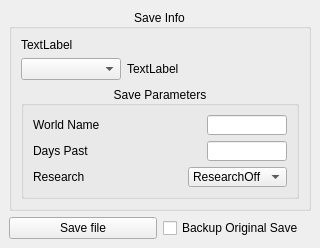
Before: the Qt Designer form UI/main.ui in intervisionlord/stationeers_save_editor, drawn with Qt 5.
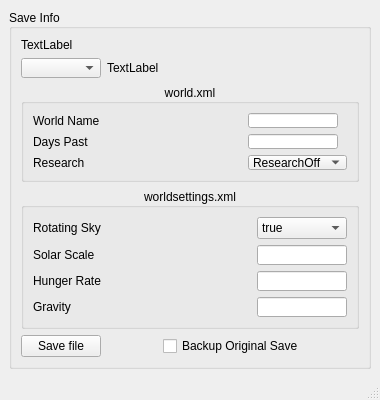
After: the same form once the commit is applied. Icons and pictures are not drawn.

```diff
--- a/UI/main.ui
+++ b/UI/main.ui
@@ -6,30 +6,28 @@
    <rect>
     <x>0</x>
     <y>0</y>
-    <width>320</width>
-    <height>248</height>
+    <width>380</width>
+    <height>400</height>
    </rect>
   </property>
   <property name="minimumSize">
    <size>
-    <width>320</width>
-    <height>248</height>
+    <width>380</width>
+    <height>400</height>
    </size>
   </property>
   <property name="maximumSize">
    <size>
-    <width>600</width>
-    <height>248</height>
+    <width>500</width>
+    <height>400</height>
    </size>
   </property>
   <property name="windowTitle">
    <string>Stationeers Save Editor</string>
   </property>
   <widget class="QWidget" name="centralwidget">
-   <layout class="QHBoxLayout" name="horizontalLayout_5">
-    <item>
-     <layout class="QVBoxLayout" name="verticalLayout_MAIN">
-      <item>
+   <layout class="QGridLayout" name="gridLayout_4">
+    <item row="0" column="0">
        <widget class="QGroupBox" name="saveInfoGroup">
         <property name="font">
          <font>
@@ -45,7 +43,7 @@
          <string>Save Info</string>
         </property>
         <property name="alignment">
-         <set>Qt::AlignCenter</set>
+       <set>Qt::AlignLeading|Qt::AlignLeft|Qt::AlignVCenter</set>
         </property>
         <property name="flat">
          <bool>false</bool>
@@ -54,14 +52,36 @@
          <bool>false</bool>
         </property>
         <layout class="QGridLayout" name="gridLayout">
-         <item row="1" column="1">
-          <widget class="QLabel" name="dateModifLabel">
+       <item row="7" column="0">
+        <widget class="QPushButton" name="saveButton">
+         <property name="text">
+          <string>Save file</string>
+         </property>
+         <property name="icon">
+          <iconset>
+           <normaloff>../imgs/save_icon_48.png</normaloff>../imgs/save_icon_48.png</iconset>
+         </property>
+        </widget>
+       </item>
+       <item row="0" column="0" colspan="4">
+        <widget class="QLabel" name="savesLabel">
            <property name="sizePolicy">
-            <sizepolicy hsizetype="Preferred" vsizetype="Preferred">
+          <sizepolicy hsizetype="Expanding" vsizetype="Preferred">
              <horstretch>0</horstretch>
              <verstretch>0</verstretch>
             </sizepolicy>
            </property>
+         <property name="maximumSize">
+          <size>
+           <width>16777215</width>
+           <height>20</height>
+          </size>
+         </property>
+         <property name="font">
+          <font>
+           <family>MS Shell Dlg 2</family>
+          </font>
+         </property>
            <property name="text">
             <string>TextLabel</string>
            </property>
@@ -78,13 +98,13 @@
            <property name="maximumSize">
             <size>
              <width>100</width>
-             <height>16777215</height>
+           <height>20</height>
             </size>
            </property>
           </widget>
          </item>
-         <item row="3" column="0" colspan="2">
-          <widget class="QGroupBox" name="saveParamsGroup">
+       <item row="3" column="0" colspan="4">
+        <widget class="QGroupBox" name="worldGroup">
            <property name="font">
             <font>
              <weight>50</weight>
@@ -100,7 +120,7 @@
             <bool>false</bool>
            </property>
            <property name="title">
-            <string>Save Parameters</string>
+          <string>world.xml</string>
            </property>
            <property name="alignment">
             <set>Qt::AlignCenter</set>
@@ -109,115 +129,73 @@
             <bool>false</bool>
            </property>
            <layout class="QGridLayout" name="gridLayout_2">
-            <property name="sizeConstraint">
-             <enum>QLayout::SetDefaultConstraint</enum>
-            </property>
-            <item row="0" column="0">
-             <layout class="QVBoxLayout" name="verticalLayout">
-              <item>
-               <layout class="QHBoxLayout" name="horizontalLayout_3">
-                <item>
+          <item row="0" column="0" colspan="2">
                  <widget class="QLabel" name="worldNameLabel">
                   <property name="text">
                    <string>World Name</string>
                   </property>
                  </widget>
                 </item>
-                <item>
-                 <spacer name="horizontalSpacer_3">
-                  <property name="orientation">
-                   <enum>Qt::Horizontal</enum>
-                  </property>
-                  <property name="sizeHint" stdset="0">
-                   <size>
-                    <width>40</width>
-                    <height>20</height>
-                   </size>
-                  </property>
-                 </spacer>
-                </item>
-                <item>
+          <item row="0" column="2">
                  <widget class="QLineEdit" name="worldNameText">
                   <property name="sizePolicy">
-                   <sizepolicy hsizetype="Fixed" vsizetype="Fixed">
+             <sizepolicy hsizetype="Expanding" vsizetype="Fixed">
                     <horstretch>0</horstretch>
                     <verstretch>0</verstretch>
                    </sizepolicy>
                   </property>
                   <property name="maximumSize">
                    <size>
-                    <width>80</width>
+              <width>90</width>
                     <height>20</height>
                    </size>
                   </property>
                  </widget>
                 </item>
-               </layout>
-              </item>
-              <item>
-               <layout class="QHBoxLayout" name="horizontalLayout_2">
-                <item>
+          <item row="1" column="0">
                  <widget class="QLabel" name="daysPastLabel">
                   <property name="text">
                    <string>Days Past</string>
                   </property>
                  </widget>
                 </item>
-                <item>
-                 <spacer name="horizontalSpacer">
-                  <property name="orientation">
-                   <enum>Qt::Horizontal</enum>
-                  </property>
-                  <property name="sizeHint" stdset="0">
-                   <size>
-                    <width>40</width>
-                    <height>20</height>
-                   </size>
-                  </property>
-                 </spacer>
-                </item>
-                <item>
+          <item row="1" column="2">
                  <widget class="QLineEdit" name="daysPastText">
                   <property name="sizePolicy">
-                   <sizepolicy hsizetype="Fixed" vsizetype="Fixed">
+             <sizepolicy hsizetype="Expanding" vsizetype="Fixed">
                     <horstretch>0</horstretch>
                     <verstretch>0</verstretch>
                    </sizepolicy>
                   </property>
                   <property name="maximumSize">
                    <size>
-                    <width>80</width>
+              <width>90</width>
                     <height>20</height>
                    </size>
                   </property>
-                 </widget>
-                </item>
-               </layout>
-              </item>
-              <item>
-               <layout class="QHBoxLayout" name="horizontalLayout">
-                <item>
+            <property name="layoutDirection">
+             <enum>Qt::LeftToRight</enum>
+            </property>
+            <property name="alignment">
+             <set>Qt::AlignLeading|Qt::AlignLeft|Qt::AlignVCenter</set>
+            </property>
+           </widget>
+          </item>
+          <item row="2" column="0">
                  <widget class="QLabel" name="researchLabel">
                   <property name="text">
                    <string>Research</string>
                   </property>
                  </widget>
                 </item>
-                <item>
-                 <spacer name="horizontalSpacer_2">
-                  <property name="orientation">
-                   <enum>Qt::Horizontal</enum>
-                  </property>
-                  <property name="sizeHint" stdset="0">
-                   <size>
-                    <width>40</width>
-                    <height>20</height>
-                   </size>
-                  </property>
-                 </spacer>
-                </item>
-                <item>
+          <item row="2" column="2">
                  <widget class="QComboBox" name="researchCombo">
+            <property name="maximumSize">
+             <size>
+              <width>150</width>
+              <height>16777215</height>
+             </size>
+            </property>
                   <property name="editable">
                    <bool>false</bool>
                   </property>
@@ -237,68 +215,142 @@
                  </widget>
                 </item>
                </layout>
-              </item>
-             </layout>
-            </item>
-           </layout>
-          </widget>
-         </item>
-         <item row="0" column="0" colspan="2">
-          <widget class="QLabel" name="savesLabel">
+        </widget>
+       </item>
+       <item row="4" column="0" rowspan="3" colspan="4">
+        <widget class="QGroupBox" name="worldSettingsGroup">
            <property name="sizePolicy">
             <sizepolicy hsizetype="Expanding" vsizetype="Preferred">
              <horstretch>0</horstretch>
              <verstretch>0</verstretch>
             </sizepolicy>
            </property>
-           <property name="font">
-            <font>
-             <family>MS Shell Dlg 2</family>
-            </font>
-           </property>
+         <property name="title">
+          <string>worldsettings.xml</string>
+         </property>
+         <property name="alignment">
+          <set>Qt::AlignCenter</set>
+         </property>
+         <layout class="QGridLayout" name="gridLayout_3">
+          <item row="0" column="0">
+           <widget class="QLabel" name="rotatingSunLabel">
            <property name="text">
-            <string>TextLabel</string>
+             <string>Rotating Sky</string>
+            </property>
+           </widget>
+          </item>
+          <item row="0" column="1">
+           <widget class="QComboBox" name="rotatingSkyBox">
+            <property name="maximumSize">
+             <size>
+              <width>150</width>
+              <height>16777215</height>
+             </size>
+            </property>
+            <item>
+             <property name="text">
+              <string>true</string>
+             </property>
+            </item>
+            <item>
+             <property name="text">
+              <string>false</string>
+             </property>
+            </item>
+           </widget>
+          </item>
+          <item row="1" column="0">
+           <widget class="QLabel" name="solarScaleLabel">
+            <property name="text">
+             <string>Solar Scale</string>
+            </property>
+           </widget>
+          </item>
+          <item row="1" column="1">
+           <widget class="QLineEdit" name="solarScaleText">
+            <property name="maximumSize">
+             <size>
+              <width>90</width>
+              <height>20</height>
+             </size>
+            </property>
+           </widget>
+          </item>
+          <item row="2" column="0">
+           <widget class="QLabel" name="hungerRateLabel">
+            <property name="text">
+             <string>Hunger Rate</string>
+            </property>
+           </widget>
+          </item>
+          <item row="2" column="1">
+           <widget class="QLineEdit" name="hungerRateText">
+            <property name="maximumSize">
+             <size>
+              <width>90</width>
+              <height>20</height>
+             </size>
+            </property>
+           </widget>
+          </item>
+          <item row="3" column="0">
+           <widget class="QLabel" name="gravityLabel">
+            <property name="text">
+             <string>Gravity</string>
+            </property>
+           </widget>
+          </item>
+          <item row="3" column="1">
+           <widget class="QLineEdit" name="gravityText">
+            <property name="maximumSize">
+             <size>
+              <width>90</width>
+              <height>20</height>
+             </size>
            </property>
           </widget>
          </item>
         </layout>
        </widget>
       </item>
-      <item>
-       <layout class="QHBoxLayout" name="horizontalLayout_4">
-        <item>
-         <widget class="QPushButton" name="saveButton">
-          <property name="text">
-           <string>Save file</string>
-          </property>
-         </widget>
-        </item>
-        <item>
+       <item row="7" column="2">
          <widget class="QCheckBox" name="backupCheck">
           <property name="text">
            <string>Backup Original Save</string>
           </property>
          </widget>
         </item>
-       </layout>
-      </item>
-      <item>
-       <spacer name="verticalSpacer">
-        <property name="orientation">
-         <enum>Qt::Vertical</enum>
-        </property>
-        <property name="sizeHint" stdset="0">
+       <item row="1" column="1" colspan="2">
+        <widget class="QLabel" name="dateModifLabel">
+         <property name="sizePolicy">
+          <sizepolicy hsizetype="Maximum" vsizetype="Preferred">
+           <horstretch>0</horstretch>
+           <verstretch>0</verstretch>
+          </sizepolicy>
+         </property>
+         <property name="minimumSize">
          <size>
-          <width>20</width>
-          <height>40</height>
-         </size>
-        </property>
-       </spacer>
-      </item>
-     </layout>
+           <width>0</width>
+           <height>0</height>
+          </size>
+         </property>
+         <property name="maximumSize">
+          <size>
+           <width>16777215</width>
+           <height>20</height>
+          </size>
+         </property>
+         <property name="text">
+          <string>TextLabel</string>
+         </property>
+        </widget>
+       </item>
+      </layout>
+     </widget>
     </item>
    </layout>
   </widget>
+  <widget class="QStatusBar" name="statusBar"/>
  </widget>
  <resources/>
  <connections/>
```
Lines whose indentation alone changed are shown as unchanged.
